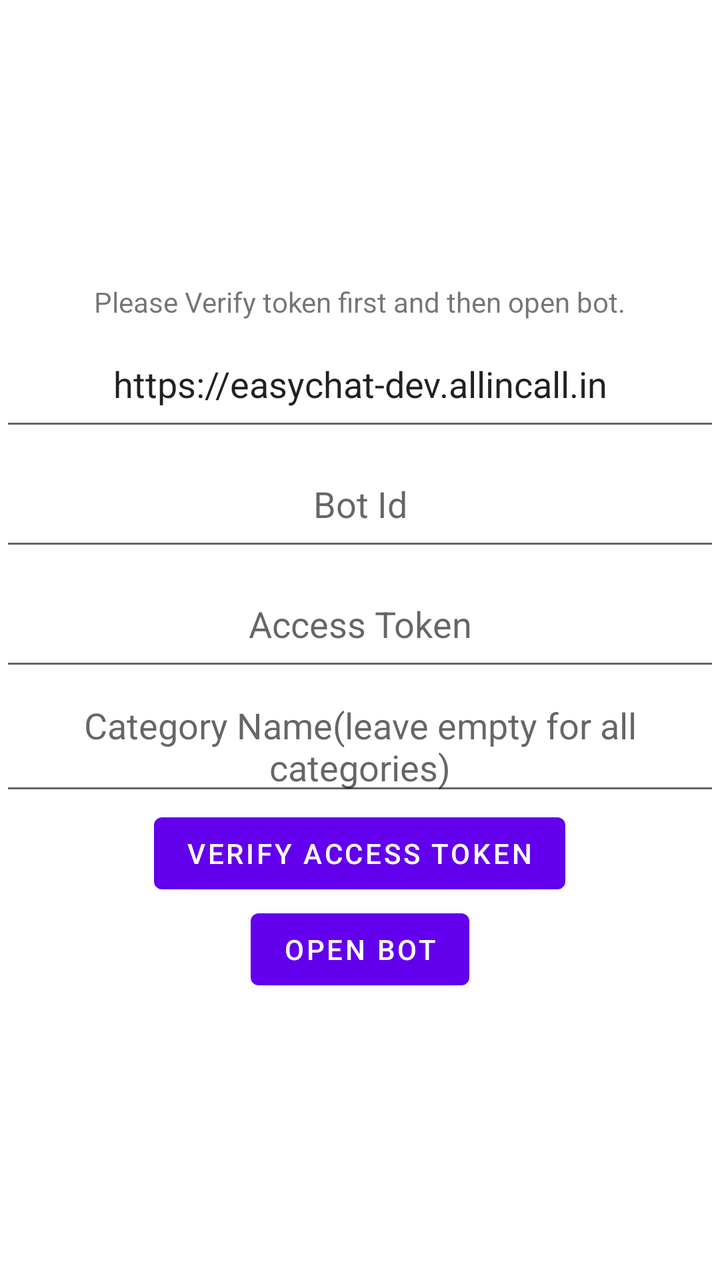
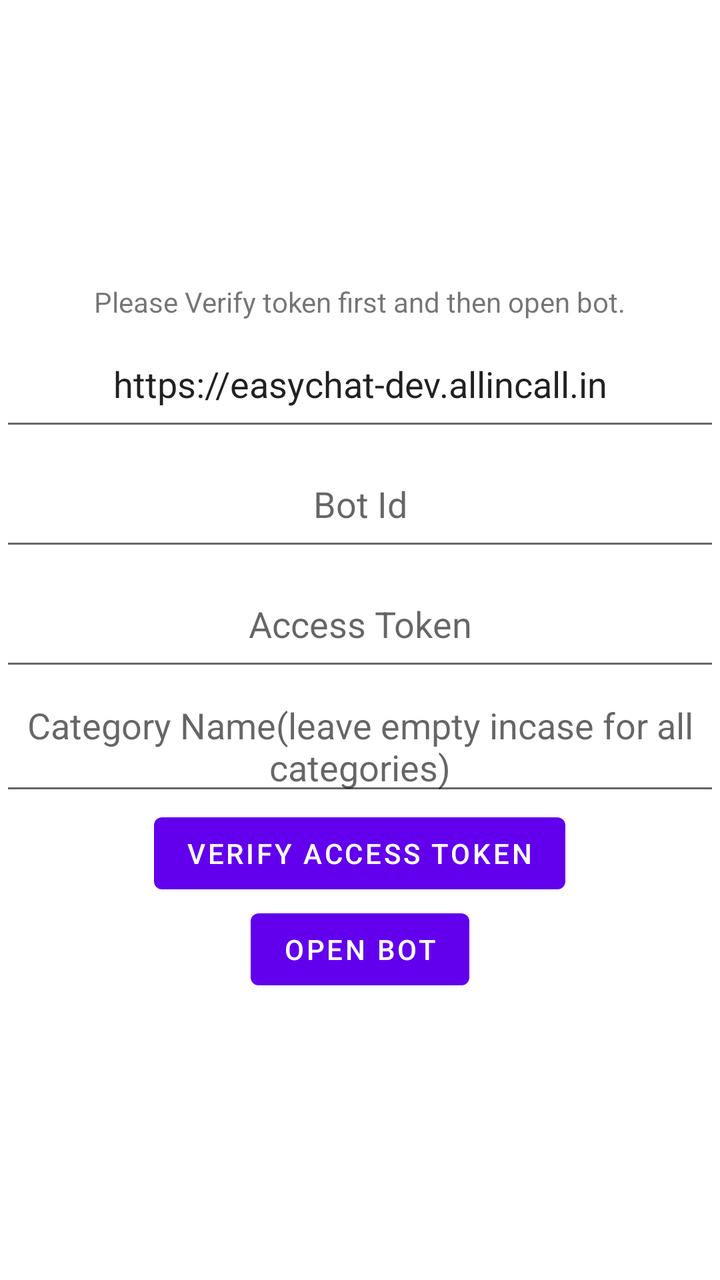

The first picture is an Android layout as it rendered before a commit; the second is the same layout after the commit. The layout source and the unified diff follow.
<!-- AndroidManifest.xml: application theme Theme.EasyChatWebView -->
<!-- res/layout/activity_main.xml -->
<?xml version="1.0" encoding="utf-8"?>
<LinearLayout xmlns:android="http://schemas.android.com/apk/res/android"
    xmlns:app="http://schemas.android.com/apk/res-auto"
    xmlns:tools="http://schemas.android.com/tools"
    android:layout_width="match_parent"
    android:layout_height="match_parent"
    android:gravity="center"
    android:orientation="vertical"
    tools:context=".MainActivity">
    <TextView
        android:layout_width="wrap_content"
        android:layout_height="wrap_content"
        android:text="Please Verify token first and then open bot."/>
    <EditText
        android:layout_width="match_parent"
        android:layout_height="60dp"
        android:text="https://easychat-dev.allincall.in"
        android:gravity="center"
        android:hint="Domain Name"
        android:id="@+id/domain_et"
        />
    <EditText
        android:layout_width="match_parent"
        android:layout_height="60dp"
        android:hint="Bot Id"
        android:inputType="number"
        android:gravity="center"
        android:id="@+id/bot_id_et"
        />

    <EditText
        android:layout_width="match_parent"
        android:layout_height="60dp"
        android:hint="Access Token"
        android:gravity="center"
        android:id="@+id/access_token_et"
        />

    <EditText
        android:layout_width="match_parent"
        android:layout_height="wrap_content"
        android:hint="Category Name(leave empty for all categories)"
        android:gravity="center"
        android:id="@+id/category_name_et"
        />

    <Button
        android:layout_width="wrap_content"
        android:layout_height="wrap_content"
        android:text="Verify Access Token"
        android:id="@+id/verify_access_token"
        />

    <Button
        android:layout_width="wrap_content"
        android:layout_height="wrap_content"
        android:text="Open Bot"
        android:id="@+id/open_bot_btn"
       />

    <Button
        android:layout_width="wrap_content"
        android:layout_height="wrap_content"
        android:text="Open Bot"
        android:visibility="gone"
        android:id="@+id/open_test_activity"
        />



</LinearLayout>
<!-- resources referenced by this layout -->
<resources>
  <style name="Theme.EasyChatWebView" parent="Theme.MaterialComponents.DayNight.NoActionBar">
          
          <item name="colorPrimary">@color/purple_500</item>
          <item name="colorPrimaryVariant">@color/purple_700</item>
          <item name="colorOnPrimary">@color/white</item>
          
          <item name="colorSecondary">@color/teal_200</item>
          <item name="colorSecondaryVariant">@color/teal_700</item>
          <item name="colorOnSecondary">@color/black</item>
          
          <item name="android:statusBarColor" tools:targetApi="l">?attr/colorPrimaryVariant</item>
          
      </style>
  <color name="purple_500">#FF6200EE</color>
  <color name="purple_700">#FF3700B3</color>
  <color name="white">#FFFFFFFF</color>
  <color name="teal_200">#FF03DAC5</color>
  <color name="teal_700">#FF018786</color>
  <color name="black">#FF000000</color>
</resources>

<!-- the commit's change to res/layout/activity_main.xml (unified diff, before → after) -->
@@ -39,7 +39,7 @@
     <EditText
         android:layout_width="match_parent"
         android:layout_height="wrap_content"
-        android:hint="Category Name(leave empty for all categories)"
+        android:hint="Category Name(leave empty incase for all categories)"
         android:gravity="center"
         android:id="@+id/category_name_et"
         />
